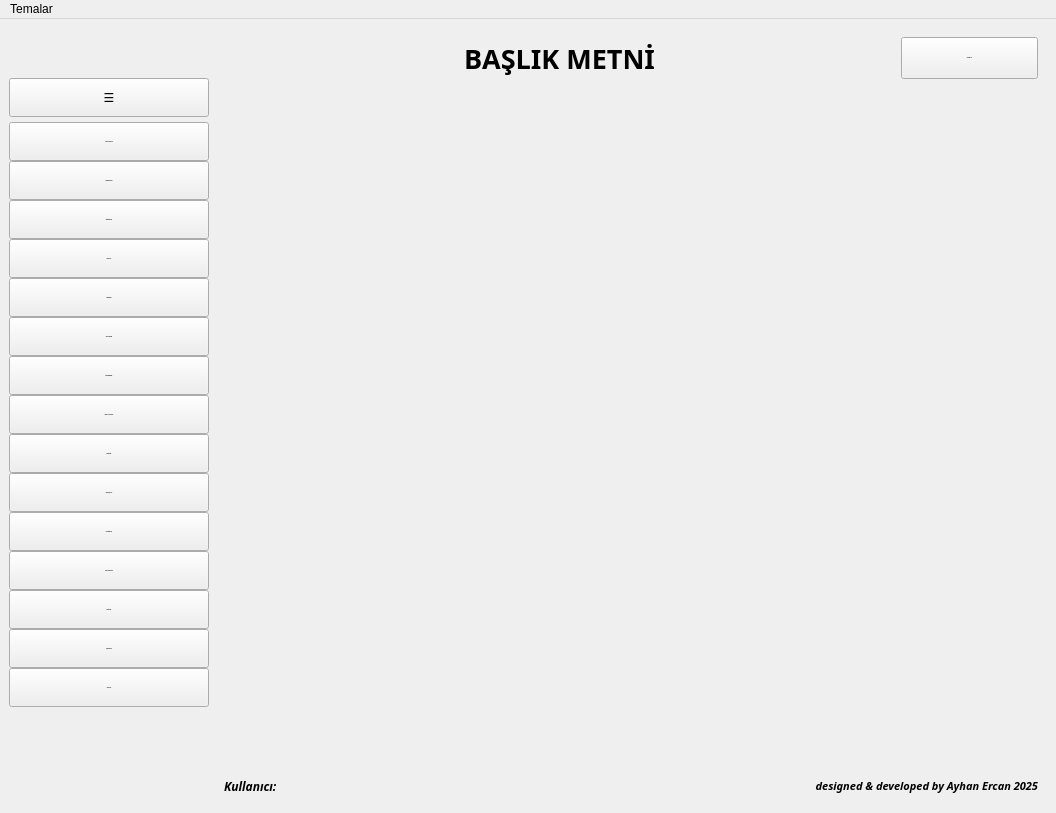
Before: the Qt Designer form ui/ui_files/main_window.ui in AyhanErcan70/SATTUP, drawn with Qt 5.
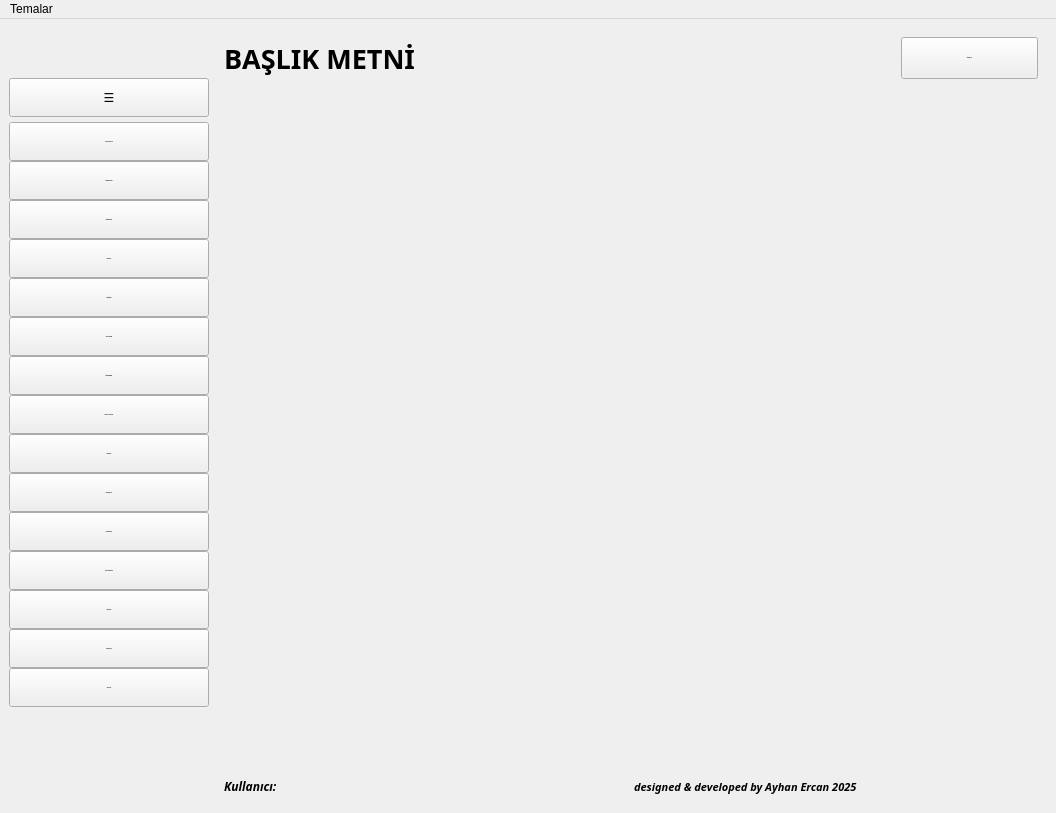
After: the same form once the commit is applied. Icons and pictures are not drawn.

Diff of the .ui file:
```diff
--- a/ui/ui_files/main_window.ui
+++ b/ui/ui_files/main_window.ui
@@ -145,10 +145,7 @@
          </size>
         </property>
         <property name="frameShape">
-         <enum>QFrame::Shape::NoFrame</enum>
-        </property>
-        <property name="frameShadow">
-         <enum>QFrame::Shadow::Plain</enum>
+         <enum>QFrame::NoFrame</enum>
         </property>
         <layout class="QGridLayout" name="gridLayout_9">
          <item row="0" column="0">
@@ -159,15 +156,13 @@
               <font>
                <family>Grenada</family>
                <pointsize>20</pointsize>
+               <weight>75</weight>
                <bold>true</bold>
               </font>
              </property>
              <property name="text">
               <string>BAŞLIK METNİ</string>
              </property>
-             <property name="alignment">
-              <set>Qt::AlignmentFlag::AlignCenter</set>
-             </property>
             </widget>
            </item>
            <item row="0" column="1">
@@ -216,10 +211,7 @@
          </size>
         </property>
         <property name="frameShape">
-         <enum>QFrame::Shape::NoFrame</enum>
-        </property>
-        <property name="frameShadow">
-         <enum>QFrame::Shadow::Plain</enum>
+         <enum>QFrame::NoFrame</enum>
         </property>
         <layout class="QGridLayout" name="gridLayout_10">
          <item row="0" column="0">
@@ -260,6 +252,7 @@
             <font>
              <family>Century Gothic</family>
              <pointsize>8</pointsize>
+             <weight>75</weight>
              <italic>true</italic>
              <bold>true</bold>
             </font>
@@ -267,9 +260,6 @@
            <property name="text">
             <string>designed &amp; developed by Ayhan Ercan 2025</string>
            </property>
-           <property name="alignment">
-            <set>Qt::AlignmentFlag::AlignRight|Qt::AlignmentFlag::AlignTop|Qt::AlignmentFlag::AlignTrailing</set>
-           </property>
            <property name="margin">
             <number>0</number>
            </property>
```
Left out of the diff: 34 changed lines with no effect on the pictures.
